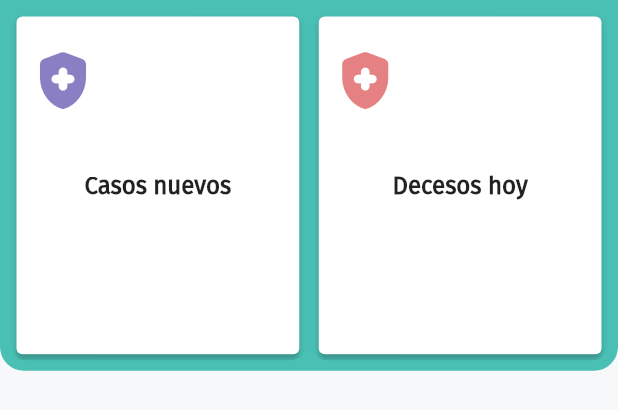
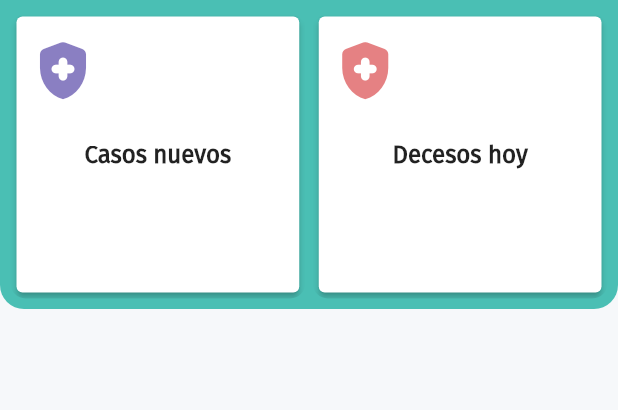
Before and after one commit to rromaniz/CovidAppFlutter, a Flutter app: the Cardtop widget shown alone on an empty page, opened directly with empty values, on a phone screen of 412 x 824 dp. Shown: the top 410 px of the screen. Run offline on Flutter 3.47's test engine with Material 2 defaults, Android fonts, the light colour scheme and no system bars; our stand-ins replace charts_flutter, flutter_svg, page_transition, sizer; network calls fail; project files that could hold a hidden picture were left out.

Commit message:
Se agrego librería sizer para responsive

```diff
--- a/lib/main.dart
+++ b/lib/main.dart
@@ -1,16 +1,15 @@
-import 'package:covi_app/providers/data_provider.dart';
-import 'package:covi_app/screens/screens.dart';
 import 'package:flutter/material.dart';
 import 'package:page_transition/page_transition.dart';
 import 'package:provider/provider.dart';
+import 'package:covi_app/providers/data_provider.dart';
+import 'package:covi_app/screens/screens.dart';
+import 'package:sizer/sizer.dart';
 
 void main() {
   runApp(AppState());
 }
 
 class AppState extends StatelessWidget {
-  const AppState({Key? key}) : super(key: key);
-
   @override
   Widget build(BuildContext context) {
     return MultiProvider(
@@ -26,10 +25,9 @@ class AppState extends StatelessWidget {
 }
 
 class MyApp extends StatelessWidget {
-  const MyApp({Key? key}) : super(key: key);
-
   @override
   Widget build(BuildContext context) {
+    return Sizer(builder: (context, orientation, deviceType) {
       return MaterialApp(
         debugShowCheckedModeBanner: false,
         title: 'Info Covid-19',
@@ -51,5 +49,6 @@ class MyApp extends StatelessWidget {
             scaffoldBackgroundColor: const Color.fromRGBO(246, 248, 250, 1),
             fontFamily: 'FiraSans'),
       );
+    });
   }
 }
--- a/lib/widgets/card_top.dart
+++ b/lib/widgets/card_top.dart
@@ -1,4 +1,5 @@
 import 'package:flutter/material.dart';
+import 'package:sizer/sizer.dart';
 
 class Cardtop extends StatelessWidget {
   final String casosConfirmados;
@@ -10,7 +11,7 @@ class Cardtop extends StatelessWidget {
     final size = MediaQuery.of(context).size;
     return Container(
       width: double.infinity,
-      height: size.height * 0.3,
+      height: 25.h,
       padding: EdgeInsets.all(7),
       decoration: BoxDecoration(
           color: Color.fromRGBO(74, 191, 180, 1),
--- a/lib/widgets/info_top.dart
+++ b/lib/widgets/info_top.dart
@@ -8,8 +8,9 @@ class InfoTop extends StatelessWidget {
   Widget build(BuildContext context) {
     final size = MediaQuery.of(context).size;
     return Container(
-      width: double.infinity,
-      height: size.height * 0.3,
+      constraints: BoxConstraints(
+        maxHeight: size.height * 0.3,
+      ),
       child: Padding(
         padding: const EdgeInsets.all(6.0),
         child: ClipRRect(
--- a/pubspec.yaml
+++ b/pubspec.yaml
@@ -33,6 +33,7 @@ dependencies:
   charts_flutter: ^0.11.0
   page_transition: ^2.0.2
   flutter_svg: ^0.22.0
+  sizer: ^2.0.13
 
 dev_dependencies:
   flutter_test:
```
Also changed, not shown: pubspec.lock. Lines whose indentation alone changed are shown as unchanged.
